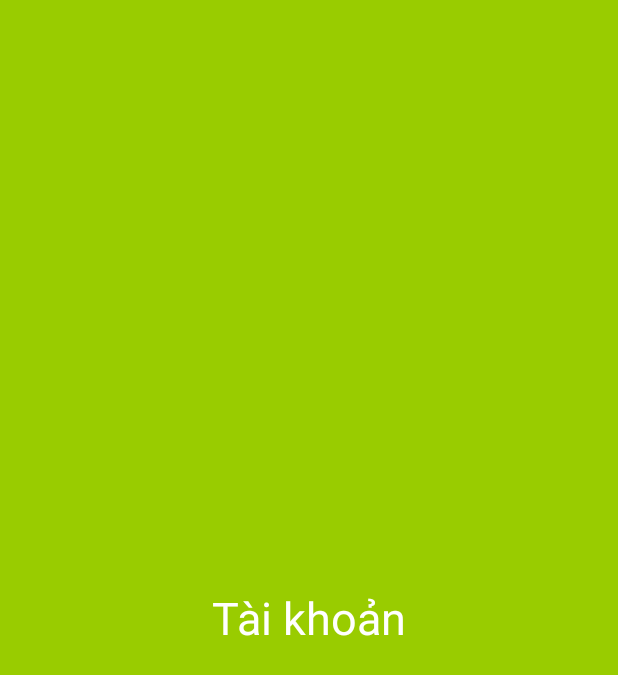
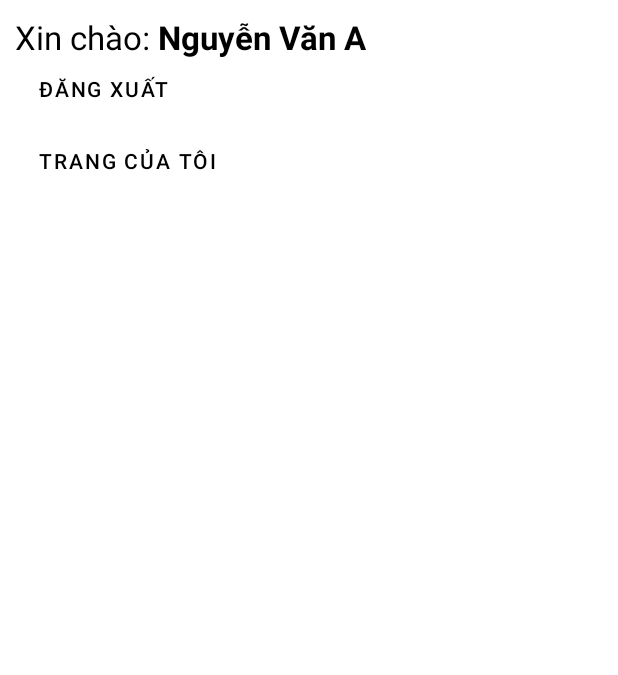
Before and after one commit to Trong-Nhan/Do_An_Ky_Cuoi, an Android app: the layout fragment_account.xml on its own in the app's theme, with its tools: preview values and no code run, on a phone screen of 412 x 824 dp. Shown: the top 675 px of the screen. Run offline under Robolectric (Android 15) with nearby library versions, the phone set to English and light mode, and no system bars.

Commit message:
Thêm trang Login, xử lý nhanh chức năng đăng nhập và hiển thị tên trong AccountFragment

```diff
--- a/ProjectFinal/app/src/main/AndroidManifest.xml
+++ b/ProjectFinal/app/src/main/AndroidManifest.xml
@@ -12,6 +12,9 @@
         android:theme="@style/Theme.SolarBook">
         <activity
             android:name=".MainActivity"
+            android:exported="false" />
+        <activity
+            android:name=".LoginActivity"
             android:exported="true">
             <intent-filter>
                 <action android:name="android.intent.action.MAIN" />
--- a/ProjectFinal/app/src/main/res/layout/fragment_account.xml
+++ b/ProjectFinal/app/src/main/res/layout/fragment_account.xml
@@ -1,14 +1,46 @@
 <?xml version="1.0" encoding="utf-8"?>
-<RelativeLayout xmlns:android="http://schemas.android.com/apk/res/android"
+<LinearLayout xmlns:android="http://schemas.android.com/apk/res/android"
     android:layout_width="match_parent"
     android:layout_height="match_parent"
-    android:background="@android:color/holo_green_light">
+    android:orientation="vertical"
+    android:layout_margin="10dp">
 
-    <TextView
-        android:layout_width="wrap_content"
+    <LinearLayout
+        android:layout_width="match_parent"
         android:layout_height="wrap_content"
-        android:text="Tài khoản"
-        android:textSize="30sp"
-        android:layout_centerInParent="true"
-        android:textColor="@color/white"/>
-</RelativeLayout>
+        android:orientation="horizontal">
+        <TextView
+            android:layout_width="wrap_content"
+            android:layout_height="wrap_content"
+            android:text="Xin chào: "
+            android:textSize="22sp"
+            android:textColor="@color/black"/>
+
+        <TextView
+            android:id="@+id/txtUserName"
+            android:layout_width="wrap_content"
+            android:layout_height="wrap_content"
+            android:text="Nguyễn Văn A"
+            android:textSize="22sp"
+            android:textColor="@color/black"
+            android:textStyle="bold"/>
+    </LinearLayout>
+
+    <Button
+        android:id="@+id/btnLogout"
+        android:layout_width="match_parent"
+        android:layout_height="wrap_content"
+        android:background="?android:attr/selectableItemBackground"
+        android:text="Đăng xuất"
+        android:textColor="@color/black"
+        android:gravity="left|center_horizontal"/>
+
+    <Button
+        android:id="@+id/btnUserDetail"
+        android:layout_width="match_parent"
+        android:layout_height="wrap_content"
+        android:background="?android:attr/selectableItemBackground"
+        android:text="Trang của tôi"
+        android:textColor="@color/black"
+        android:gravity="left|center_horizontal"/>
+</LinearLayout>
```
Also changed, not shown: ProjectFinal/app/src/main/java/com/example/projectfinal/LoginActivity.java (added, +52 -0 lines), ProjectFinal/app/src/main/java/com/example/projectfinal/MainActivity.java (+8 -0 lines), ProjectFinal/app/src/main/java/com/example/projectfinal/entity/User.java (added, +40 -0 lines), ProjectFinal/app/src/main/java/com/example/projectfinal/fragment/AccountFragment.java (+31 -0 lines), ProjectFinal/app/src/main/res/layout/activity_login.xml (added, +84 -0 lines).
